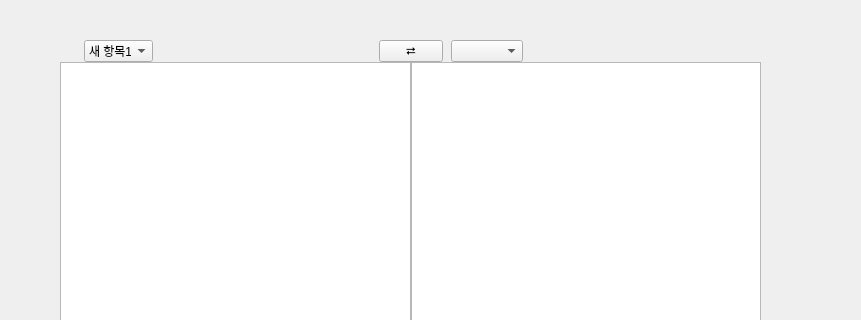
This is src/Widgets/TextEditTranslateWidget.ui in KimYubin/SolTranslator as Qt 5 draws it before an edit; both pictures show x 0 to 861 and y 0 to 320 of the 958 by 706 pixel window. The edited form follows.
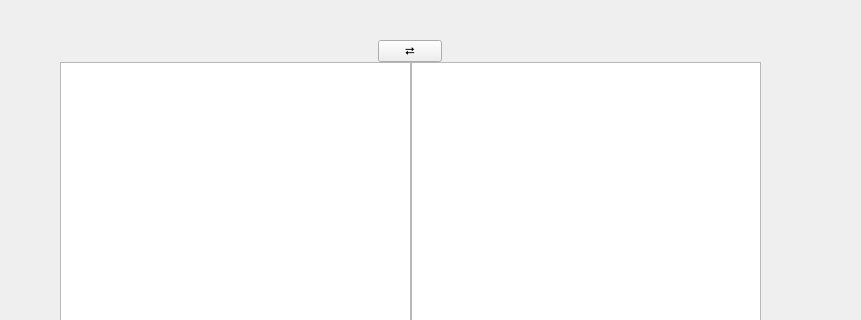
This is the edited form.

Patch:
```diff
--- a/src/Widgets/TextEditTranslateWidget.ui
+++ b/src/Widgets/TextEditTranslateWidget.ui
@@ -46,55 +46,6 @@
     </property>
     <item row="0" column="0">
      <layout class="QHBoxLayout" name="hLayout_1_LangSelect">
-      <item>
-       <layout class="QHBoxLayout" name="hLayout_0_origin" stretch="0,0">
-        <property name="spacing">
-         <number>0</number>
-        </property>
-        <property name="leftMargin">
-         <number>24</number>
-        </property>
-        <item>
-         <widget class="QComboBox" name="OrignLangSelectCombo">
-          <property name="maximumSize">
-           <size>
-            <width>69</width>
-            <height>16777215</height>
-           </size>
-          </property>
-          <property name="currentIndex">
-           <number>0</number>
-          </property>
-          <property name="sizeAdjustPolicy">
-           <enum>QComboBox::SizeAdjustPolicy::AdjustToContents</enum>
-          </property>
-          <item>
-           <property name="text">
-            <string>새 항목1</string>
-           </property>
-          </item>
-          <item>
-           <property name="text">
-            <string>새 항목fdsafdsklafnjdskla12</string>
-           </property>
-          </item>
-         </widget>
-        </item>
-        <item>
-         <spacer name="horizontalSpacer_4">
-          <property name="orientation">
-           <enum>Qt::Orientation::Horizontal</enum>
-          </property>
-          <property name="sizeHint" stdset="0">
-           <size>
-            <width>74</width>
-            <height>17</height>
-           </size>
-          </property>
-         </spacer>
-        </item>
-       </layout>
-      </item>
       <item alignment="Qt::AlignmentFlag::AlignHCenter|Qt::AlignmentFlag::AlignVCenter">
        <widget class="QPushButton" name="pushButton">
         <property name="maximumSize">
@@ -108,29 +59,6 @@
         </property>
        </widget>
       </item>
-      <item>
-       <layout class="QHBoxLayout" name="hLayout_1_trans" stretch="0,0">
-        <property name="leftMargin">
-         <number>8</number>
-        </property>
-        <item>
-         <widget class="QComboBox" name="TargetLangSelectCombo"/>
-        </item>
-        <item>
-         <spacer name="horizontalSpacer_6">
-          <property name="orientation">
-           <enum>Qt::Orientation::Horizontal</enum>
-          </property>
-          <property name="sizeHint" stdset="0">
-           <size>
-            <width>40</width>
-            <height>20</height>
-           </size>
-          </property>
-         </spacer>
-        </item>
-       </layout>
-      </item>
      </layout>
     </item>
     <item row="1" column="0">
```
Left out of the diff: 10 changed lines with no effect on the pictures.
